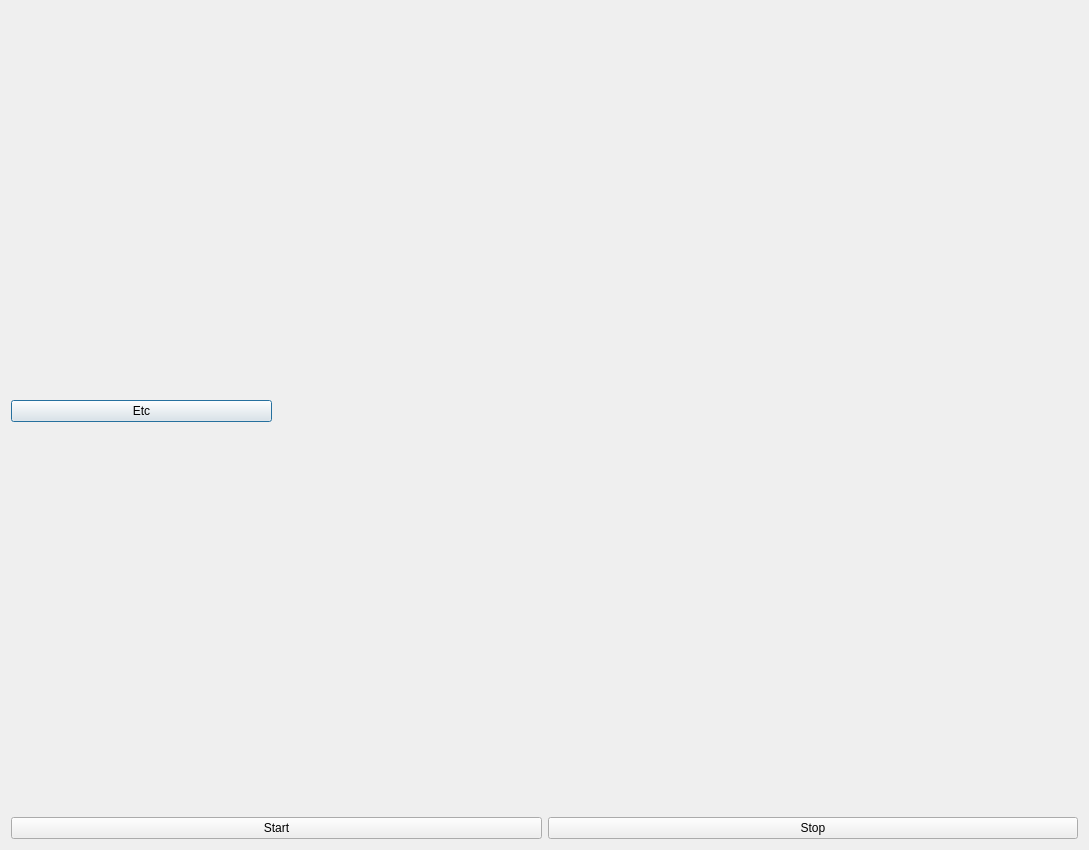
First picture: the form in OCTDialog.ui, repository djsperka/vortup, before the edit.
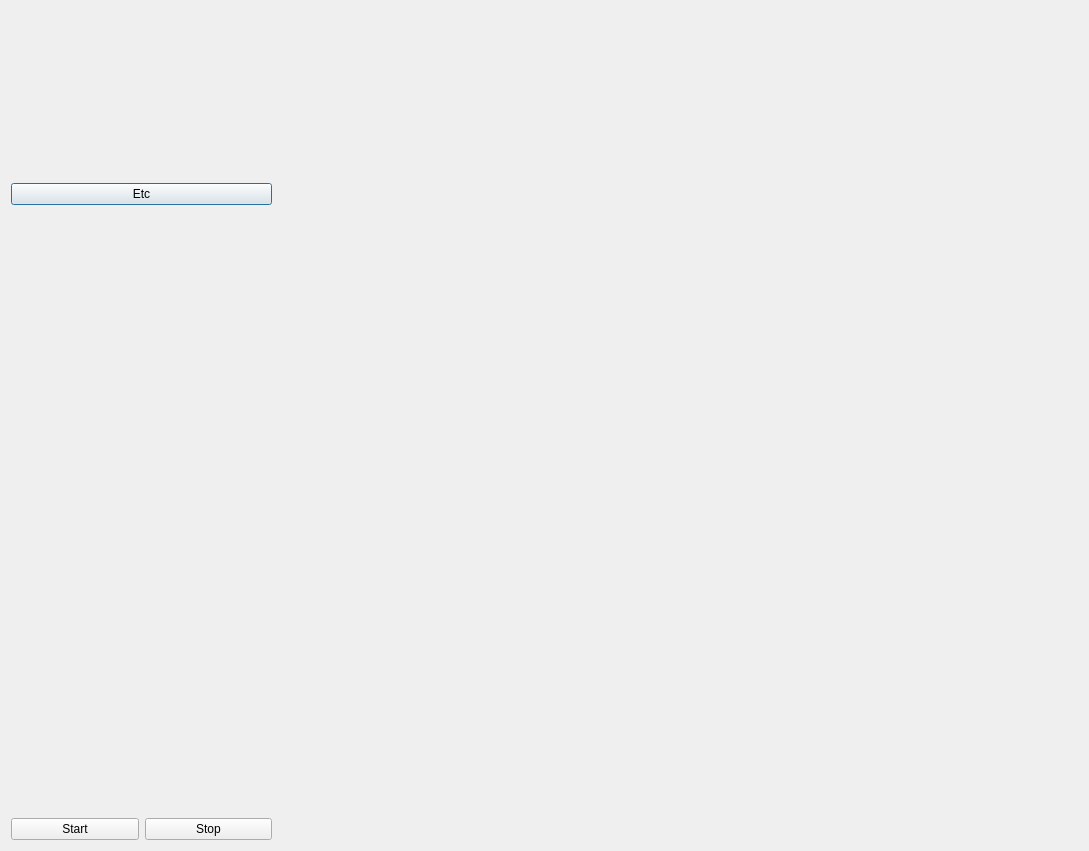
Second picture: the form after the edit. Custom widgets are drawn as their Qt base class.

Commit message: Modify so that cusom widgets are added in main OctDialog, not in py code.

Patch:
```diff
--- a/OCTDialog.ui
+++ b/OCTDialog.ui
@@ -7,17 +7,37 @@
     <x>0</x>
     <y>0</y>
     <width>1089</width>
-    <height>634</height>
+    <height>851</height>
    </rect>
   </property>
   <property name="windowTitle">
    <string>UCD OCT Dev Tool</string>
   </property>
-  <layout class="QVBoxLayout" name="verticalLayout">
+  <layout class="QVBoxLayout" name="verticalLayout_2">
    <item>
     <layout class="QHBoxLayout" name="horizontalLayout_2">
      <item>
       <layout class="QVBoxLayout" name="verticalLayoutSidebar">
+       <item>
+        <widget class="ScanConfigWidget" name="widgetScanConfig" native="true">
+         <property name="minimumSize">
+          <size>
+           <width>0</width>
+           <height>80</height>
+          </size>
+         </property>
+        </widget>
+       </item>
+       <item>
+        <widget class="AcqParamsWidget" name="widgetAcqParams" native="true">
+         <property name="minimumSize">
+          <size>
+           <width>0</width>
+           <height>80</height>
+          </size>
+         </property>
+        </widget>
+       </item>
        <item>
         <widget class="QPushButton" name="pbEtc">
          <property name="text">
@@ -25,6 +45,19 @@
          </property>
         </widget>
        </item>
+       <item>
+        <spacer name="verticalSpacer">
+         <property name="orientation">
+          <enum>Qt::Vertical</enum>
+         </property>
+         <property name="sizeHint" stdset="0">
+          <size>
+           <width>20</width>
+           <height>40</height>
+          </size>
+         </property>
+        </spacer>
+       </item>
       </layout>
      </item>
      <item>
@@ -40,7 +73,7 @@
     </layout>
    </item>
    <item>
-    <layout class="QHBoxLayout" name="horizontalLayoutStartStop">
+    <layout class="QHBoxLayout" name="horizontalLayout">
      <item>
       <widget class="QPushButton" name="pbStart">
        <property name="text">
@@ -55,10 +88,60 @@
        </property>
       </widget>
      </item>
+     <item>
+      <layout class="QVBoxLayout" name="verticalLayout">
+       <item>
+        <widget class="CbAscansFileSaveWidget" name="widget_2" native="true">
+         <property name="minimumSize">
+          <size>
+           <width>800</width>
+           <height>0</height>
+          </size>
+         </property>
+        </widget>
+       </item>
+       <item>
+        <widget class="CbSpectraFileSaveWidget" name="widget" native="true">
+         <property name="minimumSize">
+          <size>
+           <width>800</width>
+           <height>0</height>
+          </size>
+         </property>
+        </widget>
+       </item>
+      </layout>
+     </item>
     </layout>
    </item>
   </layout>
  </widget>
+ <customwidgets>
+  <customwidget>
+   <class>ScanConfigWidget</class>
+   <extends>QWidget</extends>
+   <header>ScanConfigWidget</header>
+   <container>1</container>
+  </customwidget>
+  <customwidget>
+   <class>AcqParamsWidget</class>
+   <extends>QWidget</extends>
+   <header>AcqParamsWidget</header>
+   <container>1</container>
+  </customwidget>
+  <customwidget>
+   <class>CbAscansFileSaveWidget</class>
+   <extends>QWidget</extends>
+   <header>CbFileSaveWidget</header>
+   <container>1</container>
+  </customwidget>
+  <customwidget>
+   <class>CbSpectraFileSaveWidget</class>
+   <extends>QWidget</extends>
+   <header>CbFileSaveWidget</header>
+   <container>1</container>
+  </customwidget>
+ </customwidgets>
  <resources/>
  <connections/>
 </ui>
```
The commit also changes 3 other files.
